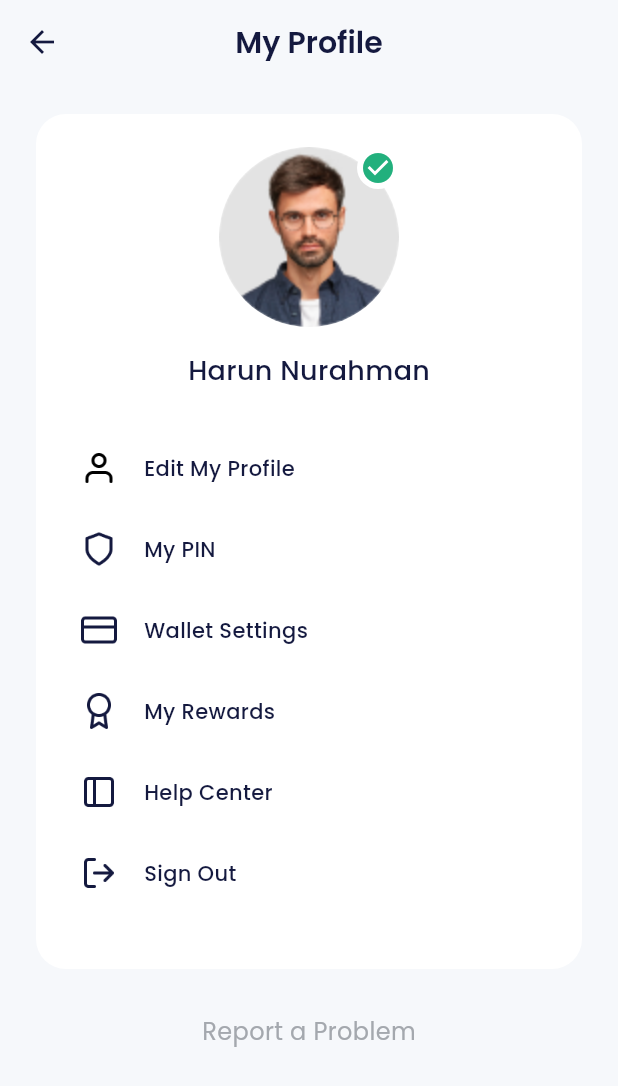
After one commit to HarunNurahman/bank_sha, a Flutter app: the ProfilePage screen opened by its route, on a phone screen of 412 x 824 dp. The commit adds this screen. Shown: the top 1086 px of the screen. Run offline on Flutter 3.47's test engine with Material 3 defaults, Android fonts, the phone set to English and light mode, and no system bars; our stand-ins replace carousel_slider, google_fonts.

Commit message:
Style: slicing profile page, create PIN input function

```diff
--- a/lib/pages/onboarding_page.dart
+++ b/lib/pages/onboarding_page.dart
@@ -29,7 +29,6 @@ class _OnboardingPageState extends State<OnboardingPage> {
   @override
   Widget build(BuildContext context) {
     return Scaffold(
-      backgroundColor: lightBackgroundColor,
       body: SafeArea(
         child: Center(
           child: Column(
--- /dev/null
+++ b/lib/pages/profile_page.dart
@@ -0,0 +1,121 @@
+import 'package:bank_sha/pages/widgets/custom-button.dart';
+import 'package:bank_sha/pages/widgets/profile-menu_item.dart';
+import 'package:bank_sha/shared/styles.dart';
+import 'package:flutter/material.dart';
+
+class ProfilePage extends StatelessWidget {
+  const ProfilePage({super.key});
+
+  @override
+  Widget build(BuildContext context) {
+    return Scaffold(
+      appBar: AppBar(
+        title: const Text('My Profile'),
+      ),
+      body: ListView(
+        padding: const EdgeInsets.symmetric(horizontal: 24),
+        children: [
+          Container(
+            margin: const EdgeInsets.only(top: 20),
+            padding: const EdgeInsets.symmetric(horizontal: 30, vertical: 22),
+            decoration: BoxDecoration(
+              color: whiteColor,
+              borderRadius: BorderRadius.circular(20),
+            ),
+            child: Column(
+              children: [
+                // Profile picture
+                Center(
+                  child: Container(
+                    width: 120,
+                    height: 120,
+                    decoration: const BoxDecoration(
+                      shape: BoxShape.circle,
+                      image: DecorationImage(
+                        image: AssetImage('assets/images/img_friend-4.png'),
+                        fit: BoxFit.cover,
+                      ),
+                    ),
+                    // Verified status
+                    child: Align(
+                      alignment: Alignment.topRight,
+                      child: Container(
+                        width: 28,
+                        height: 28,
+                        decoration: BoxDecoration(
+                          shape: BoxShape.circle,
+                          color: whiteColor,
+                        ),
+                        child: Center(
+                          child: Icon(
+                            Icons.check_circle,
+                            color: greenColor,
+                            size: 24,
+                          ),
+                        ),
+                      ),
+                    ),
+                  ),
+                ),
+                const SizedBox(height: 16),
+                // User full name
+                Text(
+                  'Harun Nurahman',
+                  style: blackTextStyle.copyWith(
+                    fontSize: 18,
+                    fontWeight: medium,
+                  ),
+                ),
+                const SizedBox(height: 40),
+                // Menu item
+                ProfileMenuItem(
+                  iconUrl: 'assets/icons/ic_edit-profile.png',
+                  title: 'Edit My Profile',
+                  onTap: () async {
+                    if (await Navigator.pushNamed(context, '/pin') == true) {
+                      Navigator.pushNamed(context, '/edit-profile');
+                    }
+                  },
+                ),
+                ProfileMenuItem(
+                  iconUrl: 'assets/icons/ic_pin.png',
+                  title: 'My PIN',
+                  onTap: () {},
+                ),
+                ProfileMenuItem(
+                  iconUrl: 'assets/icons/ic_wallet.png',
+                  title: 'Wallet Settings',
+                  onTap: () {},
+                ),
+                ProfileMenuItem(
+                  iconUrl: 'assets/icons/ic_my-reward.png',
+                  title: 'My Rewards',
+                  onTap: () {},
+                ),
+                ProfileMenuItem(
+                  iconUrl: 'assets/icons/ic_help-center.png',
+                  title: 'Help Center',
+                  onTap: () {},
+                ),
+                ProfileMenuItem(
+                  iconUrl: 'assets/icons/ic_sign-out.png',
+                  title: 'Sign Out',
+                  onTap: () {},
+                ),
+              ],
+            ),
+          ),
+          const SizedBox(height: 30),
+          // Report button
+          Center(
+            child: CustomTextButton(
+              text: 'Report a Problem',
+              ontap: () {},
+            ),
+          ),
+          const SizedBox(height: 30),
+        ],
+      ),
+    );
+  }
+}
--- a/lib/pages/sign-in_page.dart
+++ b/lib/pages/sign-in_page.dart
@@ -9,7 +9,6 @@ class SignInPage extends StatelessWidget {
   @override
   Widget build(BuildContext context) {
     return Scaffold(
-      backgroundColor: lightBackgroundColor,
       body: ListView(
         padding: const EdgeInsets.symmetric(horizontal: 24),
         children: [
--- a/lib/pages/sign-up-profile_page.dart
+++ b/lib/pages/sign-up-profile_page.dart
@@ -9,7 +9,6 @@ class SignUpProfilePage extends StatelessWidget {
   @override
   Widget build(BuildContext context) {
     return Scaffold(
-      backgroundColor: lightBackgroundColor,
       body: ListView(
         padding: const EdgeInsets.symmetric(horizontal: 24),
         children: [
--- a/lib/pages/sign-up-success_page.dart
+++ b/lib/pages/sign-up-success_page.dart
@@ -8,7 +8,6 @@ class SignUpSuccessPage extends StatelessWidget {
   @override
   Widget build(BuildContext context) {
     return Scaffold(
-      backgroundColor: lightBackgroundColor,
       body: Center(
         child: Column(
           mainAxisAlignment: MainAxisAlignment.center,
--- a/lib/pages/sign-up-verify_page.dart
+++ b/lib/pages/sign-up-verify_page.dart
@@ -8,7 +8,6 @@ class SignUpVerifyPage extends StatelessWidget {
   @override
   Widget build(BuildContext context) {
     return Scaffold(
-      backgroundColor: lightBackgroundColor,
       body: ListView(
         padding: const EdgeInsets.symmetric(horizontal: 24),
         children: [
--- a/lib/pages/sign-up_page.dart
+++ b/lib/pages/sign-up_page.dart
@@ -9,7 +9,6 @@ class SignUpPage extends StatelessWidget {
   @override
   Widget build(BuildContext context) {
     return Scaffold(
-      backgroundColor: lightBackgroundColor,
       body: ListView(
         padding: const EdgeInsets.symmetric(horizontal: 24),
         children: [
--- /dev/null
+++ b/lib/pages/widgets/profile-menu_item.dart
@@ -0,0 +1,34 @@
+import 'package:bank_sha/shared/styles.dart';
+import 'package:flutter/material.dart';
+
+class ProfileMenuItem extends StatelessWidget {
+  final String iconUrl;
+  final String title;
+  final VoidCallback? onTap;
+  const ProfileMenuItem({
+    super.key,
+    required this.iconUrl,
+    required this.title,
+    this.onTap,
+  });
+
+  @override
+  Widget build(BuildContext context) {
+    return GestureDetector(
+      onTap: onTap,
+      child: Container(
+        margin: const EdgeInsets.only(bottom: 30),
+        child: Row(
+          children: [
+            Image.asset(iconUrl, width: 24),
+            const SizedBox(width: 18),
+            Text(
+              title,
+              style: blackTextStyle.copyWith(fontWeight: medium),
+            )
+          ],
+        ),
+      ),
+    );
+  }
+}
```
Also changed, not shown: lib/main.dart (+20 -0 lines), lib/pages/home_page.dart (+7 -4 lines), lib/pages/pin_page.dart (added, +159 -0 lines), lib/pages/profile-edit_page.dart (added, +10 -0 lines), lib/pages/widgets/custom-button.dart (+24 -0 lines).
